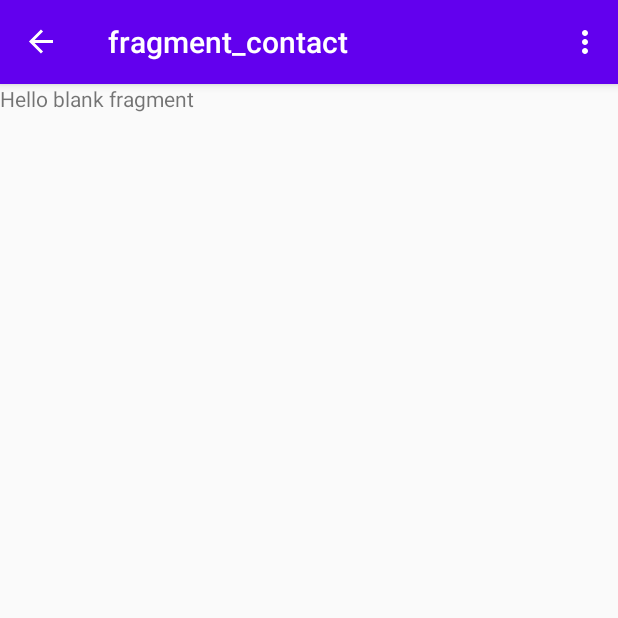
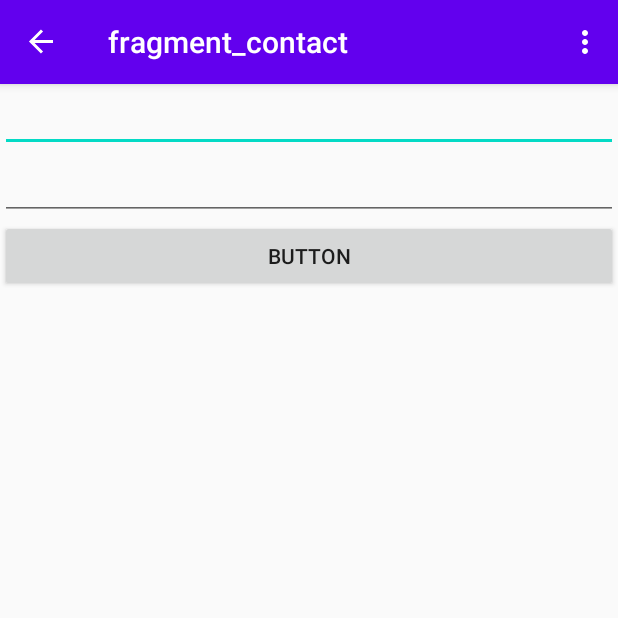
Before and after one commit to Nichanun-pl/NewFirstapp-update, an Android app: the ContactFragment screen opened through its navigation route, in the options menu, after a tap on "About", on a phone screen of 412 x 824 dp, the top half of it. Run offline under Robolectric (Android 15) with nearby library versions, the phone set to English and light mode, and no system bars; our stand-ins replace Room's generated code, data binding, navigation-ui.

Commit message:
Collect and display the data

```diff
--- a/app/src/main/java/com/example/firstapp/contact/ContactViewModel.kt
+++ b/app/src/main/java/com/example/firstapp/contact/ContactViewModel.kt
@@ -1,13 +1,69 @@
 package com.example.firstapp.contact
 
 import android.app.Application
+import android.os.Build
+import android.text.Html
+import android.text.Spanned
+import androidx.core.text.HtmlCompat
 import androidx.lifecycle.AndroidViewModel
+import androidx.lifecycle.Transformations
+import com.example.firstapp.database.Contact
 import com.example.firstapp.database.DatabaseDAO
 import com.example.firstapp.databinding.FragmentContactBinding
+import kotlinx.coroutines.*
 
 class ContactViewModel(
-    val database: DatabaseDAO,
+    private val database: DatabaseDAO,
     private val binding: FragmentContactBinding,
     application: Application
 ) : AndroidViewModel(application) {
+
+    private var viewModelJob = Job()
+    private val uiScope = CoroutineScope(Dispatchers.Main + viewModelJob)
+
+    private val contacts = database.get()
+    val contactString = Transformations.map(contacts) { contacts ->
+        formatContact(contacts)
+    }
+
+    private fun formatContact(contact: List<Contact>): Spanned {
+        val sb = StringBuilder()
+        sb.apply {
+            //append(resources.getString(R.string.title))
+            contact.forEach {
+                append(it.id)
+                append(" : ")
+                append(it.name)
+                append(", ")
+                append(it.phone)
+                append("<br>")
+            }
+        }
+        if (Build.VERSION.SDK_INT >= Build.VERSION_CODES.N) {
+            return Html.fromHtml(sb.toString(), Html.FROM_HTML_MODE_LEGACY)
+        } else {
+            return HtmlCompat.fromHtml(sb.toString(), HtmlCompat.FROM_HTML_MODE_LEGACY)
+        }
+    }
+
+    override fun onCleared() {
+        super.onCleared()
+        viewModelJob.cancel()
+    }
+
+    fun onContactAdd() {
+        uiScope.launch {
+            val newContact = Contact()
+            newContact.name = binding.editTextTextPersonName.text.toString()
+            newContact.phone = binding.editTextTextPersonPhone.text.toString()
+            insert(newContact)
+        }
+    }
+
+    private suspend fun insert(contact: Contact) {
+        withContext(Dispatchers.IO) {
+            database.insert(contact)
+        }
+    }
+
 }
--- a/app/src/main/res/layout/fragment_contact.xml
+++ b/app/src/main/res/layout/fragment_contact.xml
@@ -14,10 +14,36 @@
         tools:context=".contact.ContactFragment">
 
         <!-- TODO: Update blank fragment layout -->
-        <TextView
+        <LinearLayout
             android:layout_width="match_parent"
             android:layout_height="match_parent"
-            android:text="@string/hello_blank_fragment" />
+            android:orientation="vertical">
+
+            <EditText
+                android:id="@+id/editTextTextPersonName"
+                android:layout_width="match_parent"
+                android:layout_height="wrap_content"
+                android:ems="10"
+                android:inputType="text" />
+
+            <EditText
+                android:id="@+id/editTextTextPersonPhone"
+                android:layout_width="match_parent"
+                android:layout_height="wrap_content"
+                android:ems="10"
+                android:inputType="text" />
+
+            <Button
+                android:id="@+id/buttonInsert"
+                android:layout_width="match_parent"
+                android:layout_height="wrap_content"
+                android:onClick="@{()->contactViewModel.onContactAdd()}"
+                android:text="Button" />
+
+            <TextView
+                android:layout_width="match_parent"
+                android:layout_height="match_parent" />
+        </LinearLayout>
 
     </FrameLayout>
 </layout>
```
